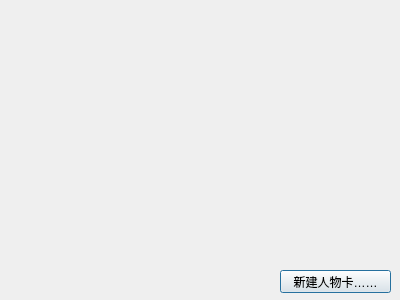
This is UI/PlayerChooseCard_UI.ui in Chlamydomonos/coc7sys as Qt 5 draws it before an edit. The edited form follows.
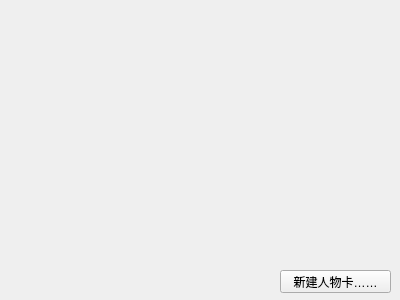
This is the edited form.

```diff
--- a/UI/PlayerChooseCard_UI.ui
+++ b/UI/PlayerChooseCard_UI.ui
@@ -1,7 +1,7 @@
 <?xml version="1.0" encoding="UTF-8"?>
 <ui version="4.0">
- <class>Dialog</class>
- <widget class="QDialog" name="Dialog">
+ <class>Form</class>
+ <widget class="QWidget" name="Form">
   <property name="geometry">
    <rect>
     <x>0</x>
```
Left out of the diff: 4 changed lines with no effect on the pictures.
